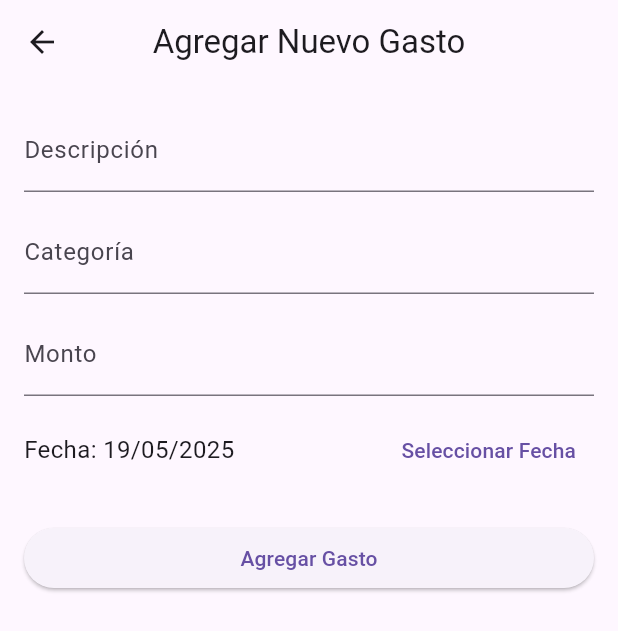
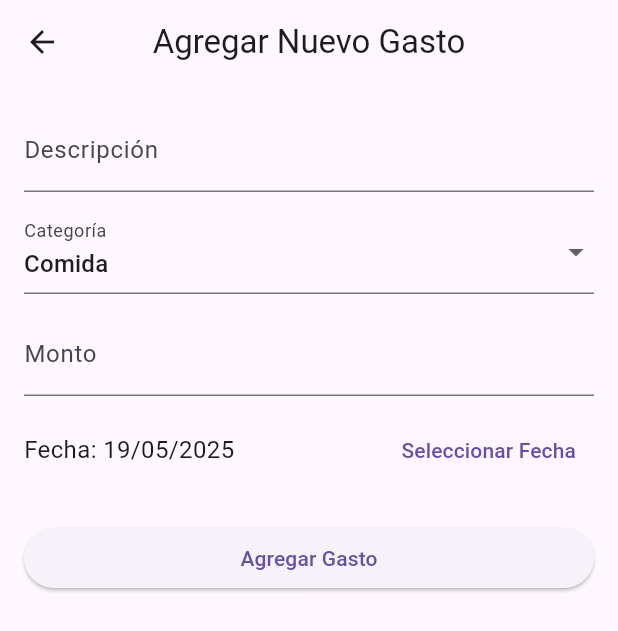
Before and after one commit to red170/PPA-ExpenseApp, a Flutter app: the screen it shows after launch, after a tap on the "add" icon, on a phone screen of 412 x 824 dp. Shown: the top 631 px of the screen. Run offline on Flutter 3.47's test engine with Material 3 defaults, Android fonts, the phone set to English and light mode, and no system bars; our stand-ins replace shared_preferences, sqflite, sqflite_common_ffi; accounts and stored records are empty.

Commit message:
Mejoras de Funciones
- Se agregaron opciones de categorías Predeterminadas
- Se agregaron filtros para las visualización de las cards

```diff
--- a/expense_tracker_app/lib/database/database_helper.dart
+++ b/expense_tracker_app/lib/database/database_helper.dart
@@ -64,10 +64,40 @@ class DatabaseHelper {
   }
 
   // Obtiene todos los gastos guardados en la base de datos
-  Future<List<Expense>> getExpenses() async {
+  // Ahora acepta parámetros opcionales para filtrar por categoría y ordenar
+  Future<List<Expense>> getExpenses({String? categoryFilter, String? orderBy}) async {
     Database db = await database;
-    // Pide todos los gastos de la tabla 'expenses', ordenados por fecha (del más nuevo al más viejo)
-    List<Map<String, dynamic>> maps = await db.query('expenses', orderBy: 'date DESC');
+
+    // Construye la cláusula WHERE si se proporciona un filtro de categoría
+    String? whereClause;
+    List<dynamic>? whereArgs;
+    if (categoryFilter != null && categoryFilter != 'Todas') { // 'Todas' es una opción para no filtrar
+      whereClause = 'category = ?';
+      whereArgs = [categoryFilter];
+    }
+
+    // Define el ordenamiento por defecto si no se especifica uno
+    String? order;
+    if (orderBy == 'Monto Asc') {
+      order = 'amount ASC';
+    } else if (orderBy == 'Monto Desc') {
+      order = 'amount DESC';
+    } else if (orderBy == 'Descripción Asc') {
+      order = 'description ASC';
+    } else if (orderBy == 'Descripción Desc') {
+      order = 'description DESC';
+    } else { // Ordenar por fecha descendente por defecto o si se elige 'Fecha Desc'
+      order = 'date DESC';
+    }
+
+
+    // Consulta todos los registros de la tabla 'expenses' con filtro y ordenamiento opcionales.
+    List<Map<String, dynamic>> maps = await db.query(
+        'expenses',
+        where: whereClause,
+        whereArgs: whereArgs,
+        orderBy: order // Aplica el ordenamiento
+    );
 
     // Convierte los resultados de la base de datos a una lista de objetos Expense
     return List.generate(maps.length, (i) {
--- a/expense_tracker_app/lib/screens/add_edit_expense_screen.dart
+++ b/expense_tracker_app/lib/screens/add_edit_expense_screen.dart
@@ -1,7 +1,22 @@
 import 'package:flutter/material.dart';
-import '../models/expense.dart'; // Importa cómo se define un gasto
-import '../database/database_helper.dart'; // Importa las funciones para guardar y leer gastos
+import '../models/expense.dart'; // Define cómo se guarda un gasto
+import '../database/database_helper.dart'; // Para manejar la base de datos
 import 'package:intl/intl.dart'; // Para dar formato a la fecha
+
+// Lista de categorías predefinidas
+// Puedes añadir o modificar estas categorías según necesites
+const List<String> categories = [
+  'Comida',
+  'Transporte',
+  'Entretenimiento',
+  'Hogar',
+  'Compras',
+  'Salud',
+  'Educación',
+  'Viajes',
+  'Otros',
+];
+
 
 // Pantalla para añadir un gasto nuevo o cambiar uno que ya existe
 class AddEditExpenseScreen extends StatefulWidget {
@@ -21,8 +36,9 @@ class _AddEditExpenseScreenState extends State<AddEditExpenseScreen> {
   final _formKey = GlobalKey<FormState>();
   // Controladores para obtener el texto de los campos de entrada
   final TextEditingController _descriptionController = TextEditingController();
-  final TextEditingController _categoryController = TextEditingController();
   final TextEditingController _amountController = TextEditingController();
+  // Variable para guardar la categoría seleccionada
+  String? _selectedCategory; // Ahora es String? y puede ser nulo inicialmente
   // La fecha seleccionada para el gasto, por defecto es hoy
   DateTime _selectedDate = DateTime.now();
   // Una herramienta para interactuar con la base de datos
@@ -35,21 +51,28 @@ class _AddEditExpenseScreenState extends State<AddEditExpenseScreen> {
   @override
   void initState() {
     super.initState();
-    // Si estamos editando, llena los campos del formulario con los datos del gasto
+    // Si estamos editando, llena los campos del formulario con los datos del gasto.
+    // También selecciona la categoría si existe en la lista predefinida.
     if (_isEditing) {
       _descriptionController.text = widget.expense!.description;
-      _categoryController.text = widget.expense!.category;
+      // Asegura que la categoría del gasto exista en la lista predefinida, si no, usa nulo.
+      _selectedCategory = categories.contains(widget.expense!.category)
+          ? widget.expense!.category
+          : null; // Si la categoría guardada no está en la lista, no se selecciona ninguna
       _amountController.text = widget.expense!.amount.toString();
       _selectedDate = widget.expense!.date;
+    } else {
+      // Si es un gasto nuevo, selecciona la primera categoría por defecto si la lista no está vacía.
+      if (categories.isNotEmpty) {
+        _selectedCategory = categories.first;
+      }
     }
   }
 
-  // Se ejecuta cuando la pantalla ya no se usa
   @override
   void dispose() {
     // Limpia los controladores de texto para liberar memoria
     _descriptionController.dispose();
-    _categoryController.dispose();
     _amountController.dispose();
     super.dispose();
   }
@@ -72,27 +95,30 @@ class _AddEditExpenseScreenState extends State<AddEditExpenseScreen> {
 
   // Guarda la información del gasto en la base de datos
   Future<void> _saveExpense() async {
-    // Si todos los campos del formulario son válidos
-    if (_formKey.currentState!.validate()) {
+    // Valida el formulario y asegura que se haya seleccionado una categoría
+    if (_formKey.currentState!.validate() && _selectedCategory != null) {
       // Crea un objeto Expense con la información de los campos
       final newExpense = Expense(
         id: _isEditing ? widget.expense!.id : null, // Mantiene el ID si edita, si no, es nuevo
         description: _descriptionController.text,
-        category: _categoryController.text,
+        category: _selectedCategory!, // Usa la categoría seleccionada del Dropdown
         amount: double.parse(_amountController.text), // Convierte el texto del monto a número
-        date: _selectedDate,
+        date: _selectedDate, // Usa la fecha seleccionada
       );
 
-      // Si estamos editando, actualiza el gasto en la base de datos
       if (_isEditing) {
-        await _dbHelper.updateExpense(newExpense);
+        await _dbHelper.updateExpense(newExpense); // Si estamos editando, actualiza
       } else {
-        // Si es un gasto nuevo, lo inserta en la base de datos
-        await _dbHelper.insertExpense(newExpense);
+        await _dbHelper.insertExpense(newExpense); // Si es nuevo, inserta
       }
 
       // Cierra esta pantalla y regresa a la anterior, indicando que algo cambió (true)
       Navigator.pop(context, true);
+    } else if (_selectedCategory == null) {
+      // Muestra un mensaje si no se ha seleccionado una categoría
+      ScaffoldMessenger.of(context).showSnackBar(
+        const SnackBar(content: Text('Por favor selecciona una categoría')),
+      );
     }
   }
 
@@ -126,13 +152,24 @@ class _AddEditExpenseScreenState extends State<AddEditExpenseScreen> {
                 },
               ),
               const SizedBox(height: 12.0), // Espacio vertical
-              // Campo para escribir la categoría del gasto
-              TextFormField(
-                controller: _categoryController,
+              // Campo para seleccionar la categoría (Dropdown)
+              DropdownButtonFormField<String>(
                 decoration: const InputDecoration(labelText: 'Categoría'),
+                value: _selectedCategory, // El valor seleccionado actualmente
+                items: categories.map((String category) {
+                  return DropdownMenuItem<String>(
+                    value: category,
+                    child: Text(category),
+                  );
+                }).toList(),
+                onChanged: (String? newValue) {
+                  setState(() {
+                    _selectedCategory = newValue; // Actualiza la categoría seleccionada
+                  });
+                },
                 validator: (value) {
                   if (value == null || value.isEmpty) {
-                    return 'Por favor ingresa una categoría';
+                    return 'Por favor selecciona una categoría'; // Validación: debe seleccionar una categoría
                   }
                   return null;
                 },
--- a/expense_tracker_app/lib/screens/home_screen.dart
+++ b/expense_tracker_app/lib/screens/home_screen.dart
@@ -1,9 +1,11 @@
-
 import 'package:flutter/material.dart';
 import '../models/expense.dart'; // Define cómo es un gasto
 import '../database/database_helper.dart'; // Para manejar la base de datos
 import 'add_edit_expense_screen.dart'; // La pantalla para añadir/editar gastos
 import 'package:intl/intl.dart'; // Para dar formato a números y fechas
+// La importación de add_edit_expense_screen.dart ya está arriba, no necesitas duplicarla.
+// import 'add_edit_expense_screen.dart'; // Importa la pantalla para acceder a la lista de categorías
+
 
 // Esta es la pantalla principal que muestra los gastos y el total
 class HomeScreen extends StatefulWidget {
@@ -26,31 +28,58 @@ class _HomeScreenState extends State<HomeScreen> {
   // Una herramienta para hablar con la base de datos
   final DatabaseHelper _dbHelper = DatabaseHelper();
 
+  // Variables para controlar el filtro y el ordenamiento
+  String? _selectedCategoryFilter; // Categoría seleccionada para filtrar
+  String _selectedOrder = 'Fecha Desc'; // Criterio de ordenamiento seleccionado
+
+  // Opciones para el filtro de categoría (incluye 'Todas')
+  // Ahora usa la lista 'categories' pública importada de AddEditExpenseScreen
+  List<String> _categoryFilterOptions = ['Todas', ...categories]; // Usa la lista 'categories'
+
+  // Opciones para el ordenamiento
+  final List<String> _orderByOptions = [
+    'Fecha Desc',
+    'Fecha Asc',
+    'Monto Desc',
+    'Monto Asc',
+    'Descripción Asc',
+    'Descripción Desc',
+  ];
+
+
   // Se ejecuta justo cuando la pantalla aparece por primera vez
   @override
   void initState() {
     super.initState();
-    // Carga los gastos guardados en la base de datos
+    // Inicializa el filtro de categoría con 'Todas'
+    _selectedCategoryFilter = _categoryFilterOptions.first;
+    // Carga los gastos guardados en la base de datos con el filtro y ordenamiento iniciales
     _loadExpenses();
   }
 
-  // Carga los gastos desde la base de datos y actualiza la pantalla
+  // Carga los gastos desde la base de datos aplicando el filtro y ordenamiento actuales
   Future<void> _loadExpenses() async {
-    // Obtiene la lista de gastos de la base de datos
-    List<Expense> expenses = await _dbHelper.getExpenses();
+    // Obtiene la lista de gastos de la base de datos, aplicando el filtro y ordenamiento
+    List<Expense> expenses = await _dbHelper.getExpenses(
+      categoryFilter: _selectedCategoryFilter,
+      orderBy: _selectedOrder,
+    );
 
     // Si la pantalla ya no está visible, no hagas nada más
     if (!mounted) return;
 
     // Calcula el total sumando todos los montos de los gastos
     double total = 0.0;
+    // Calcula el total solo de los gastos que se están mostrando (después del filtro)
     for (var expense in expenses) {
       total += expense.amount;
     }
+
+
     // Actualiza la pantalla con la nueva lista de gastos y el total
     setState(() {
       _expenses = expenses;
-      _totalExpenses = total;
+      _totalExpenses = total; // Ahora el total refleja solo los gastos filtrados
     });
   }
 
@@ -69,7 +98,7 @@ class _HomeScreenState extends State<HomeScreen> {
 
     // Si volviste y se guardó o borró algo (el resultado es true), recarga los gastos
     if (result == true) {
-      _loadExpenses();
+      _loadExpenses(); // Recarga los gastos con el filtro y ordenamiento actuales
     }
   }
 
@@ -98,7 +127,7 @@ class _HomeScreenState extends State<HomeScreen> {
                 if (!mounted) return;
 
                 // Recarga la lista de gastos en la pantalla
-                _loadExpenses();
+                _loadExpenses(); // Recarga los gastos con el filtro y ordenamiento actuales
                 // Cierra el diálogo de confirmación
                 Navigator.of(context).pop();
               },
@@ -156,6 +185,54 @@ class _HomeScreenState extends State<HomeScreen> {
               ),
             ),
           ),
+          // Fila para los controles de filtro y ordenamiento
+          Padding(
+            padding: const EdgeInsets.symmetric(horizontal: 16.0, vertical: 8.0),
+            child: Row(
+              mainAxisAlignment: MainAxisAlignment.spaceBetween, // Espacia los elementos
+              children: [
+                // Dropdown para filtrar por categoría
+                Expanded( // Permite que el dropdown ocupe espacio
+                  child: DropdownButton<String>(
+                    hint: const Text('Filtrar por Categoría'),
+                    value: _selectedCategoryFilter,
+                    items: _categoryFilterOptions.map((String category) {
+                      return DropdownMenuItem<String>(
+                        value: category,
+                        child: Text(category),
+                      );
+                    }).toList(),
+                    onChanged: (String? newValue) {
+                      setState(() {
+                        _selectedCategoryFilter = newValue; // Actualiza el filtro seleccionado
+                      });
+                      _loadExpenses(); // Recarga los gastos con el nuevo filtro
+                    },
+                  ),
+                ),
+                const SizedBox(width: 16.0), // Espacio entre dropdowns
+                // Dropdown para ordenar
+                Expanded( // Permite que el dropdown ocupe espacio
+                  child: DropdownButton<String>(
+                    hint: const Text('Ordenar por'),
+                    value: _selectedOrder,
+                    items: _orderByOptions.map((String order) {
+                      return DropdownMenuItem<String>(
+                        value: order,
+                        child: Text(order),
+                      );
+                    }).toList(),
+                    onChanged: (String? newValue) {
+                      setState(() {
+                        _selectedOrder = newValue!; // Actualiza el orden seleccionado
+                      });
+                      _loadExpenses(); // Recarga los gastos con el nuevo orden
+                    },
+                  ),
+                ),
+              ],
+            ),
+          ),
           const Padding(
             padding: EdgeInsets.symmetric(horizontal: 16.0, vertical: 8.0),
             child: Align(
@@ -183,8 +260,8 @@ class _HomeScreenState extends State<HomeScreen> {
                   margin: const EdgeInsets.symmetric(horizontal: 16.0, vertical: 6.0),
                   child: ListTile( // Un elemento de lista con un icono, título y subtítulo
                     leading: Container( // El contenedor para el monto
-                      width: 60.0, // Ancho del rectángulo (aumentado)
-                      height: 40.0, // Alto del rectángulo (ajustado ligeramente)
+                      width: 60.0, // Ancho del rectángulo
+                      height: 40.0, // Alto del rectángulo
                       decoration: BoxDecoration(
                         color: Theme.of(context).primaryColor, // Color de fondo (se adapta al tema)
                         borderRadius: BorderRadius.circular(8.0), // Bordes redondeados
@@ -227,7 +304,7 @@ class _HomeScreenState extends State<HomeScreen> {
         ],
       ),
       // Un botón que flota en la esquina para añadir un nuevo gasto
-      floatingActionButton: FloatingActionButton(
+      floatingActionButton: FloatingActionButton( // CORREGIDO: FloatingActionButton
         onPressed: () {
           _navigateToAddEditExpense(); // Al tocar, va a la pantalla para añadir un nuevo gasto
         },
```
Also changed, not shown: expense_tracker_app/lib/main.dart (line endings or trailing spaces).
